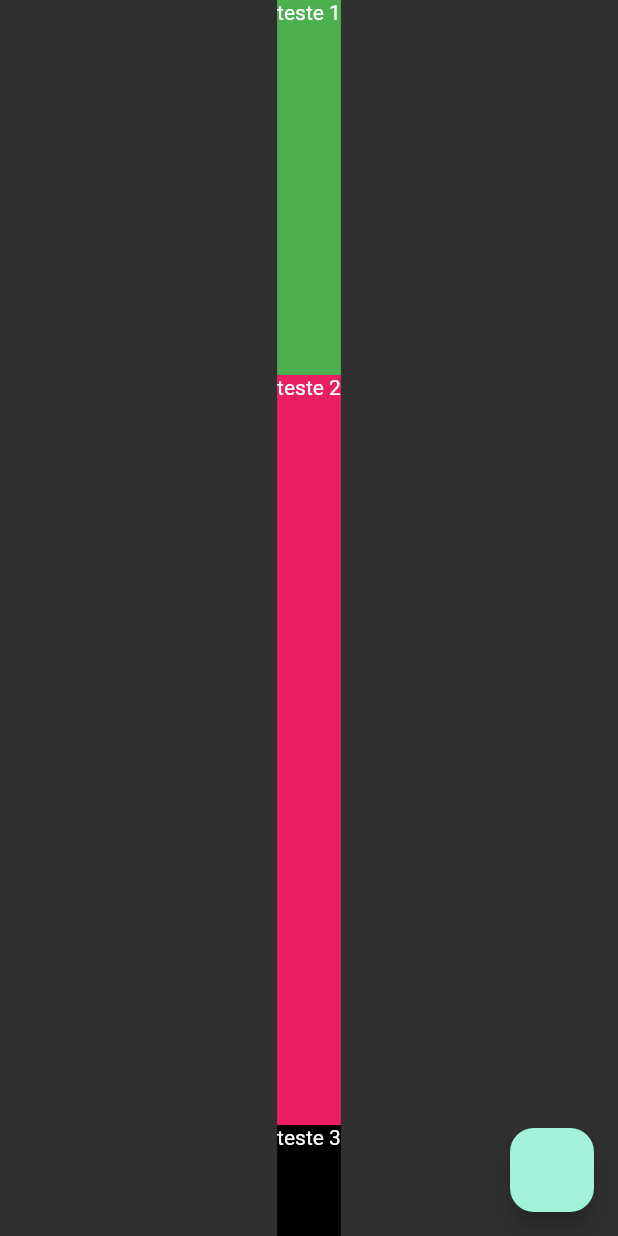
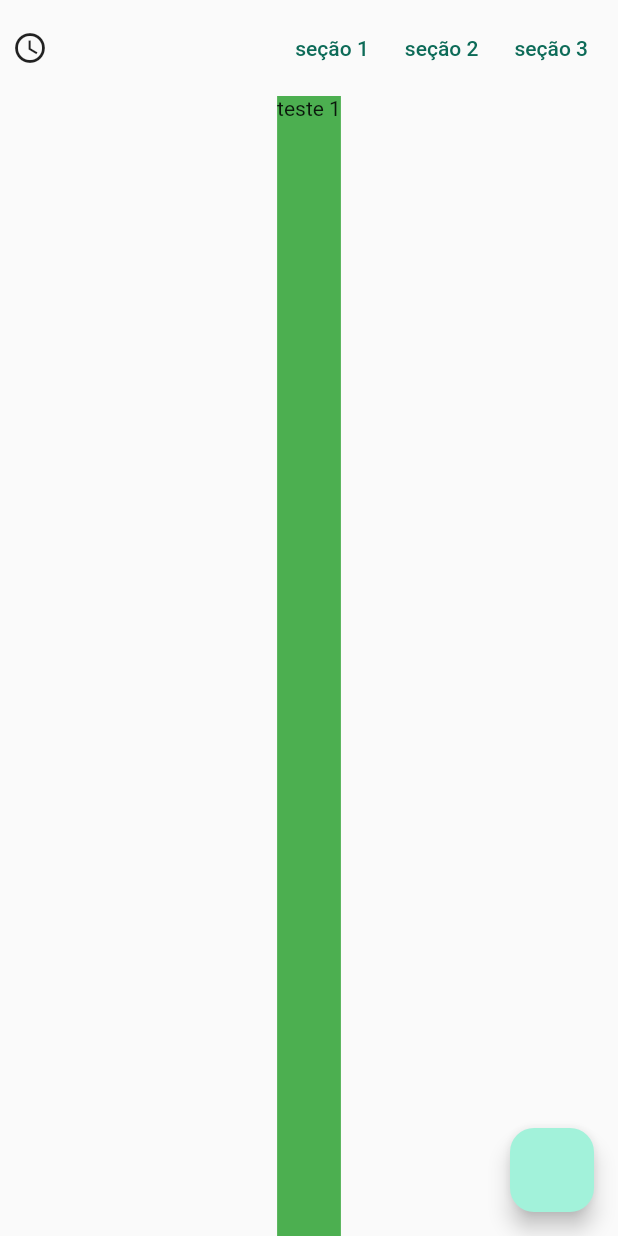
Before and after one commit to CamilaFernandesdev/my_portfolio, a Flutter app: the screen it shows after launch, after a tap on "seção 1", on a phone screen of 412 x 824 dp. Run offline on Flutter 3.47's test engine with Material 2 defaults, Android fonts, the phone set to English and light mode, and no system bars.

Commit message:
[BUG] Não aparecia os containers.

```diff
--- a/lib/main.dart
+++ b/lib/main.dart
@@ -14,7 +14,7 @@ class MyApp extends StatelessWidget {
     return MaterialApp(
       title: 'Flutter Demo',
       debugShowCheckedModeBanner: false,
-      theme: ThemeData.dark().copyWith(
+      theme: ThemeData.light().copyWith(
         colorScheme: ColorScheme.fromSeed(seedColor: Colors.tealAccent),
         useMaterial3: true,
       ),
--- a/lib/views/components/menu.dart
+++ b/lib/views/components/menu.dart
@@ -1,33 +1,37 @@
-// import 'package:flutter/material.dart';
+import 'package:flutter/material.dart';
 
-// import '../../shared/widgets/menu_button.dart';
+class Menu extends StatelessWidget {
+  final ValueChanged<int> onMenuClick;
 
-// class Menu extends StatelessWidget {
-//   // final ValueChanged<int> onMenuClick;
+  const Menu({super.key, required this.onMenuClick});
 
-//   const Menu({super.key});
-
-//   @override
-//   Widget build(BuildContext context) {
-//     return Row(mainAxisAlignment: MainAxisAlignment.spaceBetween, children: [
-//       Icon(Icons.abc_sharp),
-//       Row(
-//         children: [
-//           MenuButton(title: 'teste', onMenuClick: _onMenuClick),
-//           MenuButton(title: 'teste', onMenuClick: _onMenuClick),
-//           MenuButton(title: 'teste', onMenuClick: _onMenuClick),
-//           MenuButton(title: 'teste', onMenuClick: _onMenuClick)
-//         ],
-//       )
-//     ]);
-//   }
-// }
-
-// void _onMenuClick(int value) {
-//   switch (value) {
-//     case 1:
-//       break;
-//     case 2:
-//       break;
-//   }
-// }
+  @override
+  Widget build(BuildContext context) {
+    return Padding(
+      padding: const EdgeInsets.all(8.0),
+      child: Row(
+        mainAxisAlignment: MainAxisAlignment.spaceBetween,
+        children: [
+          Icon(Icons.access_time_sharp),
+          Row(
+            mainAxisAlignment: MainAxisAlignment.end,
+            children: [
+              TextButton(
+                onPressed: () => onMenuClick(1),
+                child: Text('seção 1'),
+              ),
+              TextButton(
+                onPressed: () => onMenuClick(2),
+                child: Text('seção 2'),
+              ),
+              TextButton(
+                onPressed: () => onMenuClick(3),
+                child: Text('seção 3'),
+              ),
+            ],
+          ),
+        ],
+      ),
+    );
+  }
+}
--- a/lib/views/pages/principal_home.dart
+++ b/lib/views/pages/principal_home.dart
@@ -1,7 +1,5 @@
 import 'package:flutter/material.dart';
-import 'package:my_portfolio/views/components/menu.dart';
-
-import '../../shared/widgets/menu_button.dart';
+import '../components/menu.dart';
 
 class PrincipalHome extends StatefulWidget {
   const PrincipalHome({super.key});
@@ -13,6 +11,8 @@ class PrincipalHome extends StatefulWidget {
 class _PrincipalHomeState extends State<PrincipalHome> {
   final scrollController = ScrollController();
 
+  late final RenderBox renderBox;
+
   //controle da posição das seções
   final keySecao1 = GlobalKey();
   final keySecao2 = GlobalKey();
@@ -21,6 +21,25 @@ class _PrincipalHomeState extends State<PrincipalHome> {
   void dispose() {
     scrollController.dispose();
     super.dispose();
+  }
+
+  void _onMenuClick(int value) {
+    final offset = renderBox.localToGlobal(Offset.zero);
+    scrollController.animateTo(offset.dy + scrollController.offset,
+        duration: Duration(milliseconds: 500), curve: Curves.easeInOut);
+    switch (value) {
+      case 1:
+        renderBox = keySecao1.currentContext!.findRenderObject() as RenderBox;
+        break;
+      case 2:
+        renderBox = keySecao2.currentContext!.findRenderObject() as RenderBox;
+        break;
+      case 3:
+        renderBox = keySecao3.currentContext!.findRenderObject() as RenderBox;
+        break;
+      // default:
+      // throw Exception();
+    }
   }
 
   @override
@@ -39,21 +58,17 @@ class _PrincipalHomeState extends State<PrincipalHome> {
             Menu(
               onMenuClick: _onMenuClick,
             ),
-            Expanded(
-              child: Container(
+            Container(
               key: keySecao1,
               color: Colors.green,
-                height: 250,
+              height: 1250,
               child: const Text('teste 1'),
             ),
-            ),
-            Expanded(
-              child: Container(
+            Container(
               key: keySecao2,
               color: Colors.pink,
-                height: 500,
+              height: 1500,
               child: const Text('teste 2'),
-              ),
             ),
             Container(
               key: keySecao3,
@@ -66,55 +81,4 @@ class _PrincipalHomeState extends State<PrincipalHome> {
       ),
     );
   }
-
-  void _onMenuClick(int value) {
-    final RenderBox renderBox;
-
-    switch (value) {
-      case 1:
-        renderBox = keySecao1.currentContext!.findRenderObject() as RenderBox;
-
-        break;
-      case 2:
-        renderBox = keySecao2.currentContext!.findRenderObject() as RenderBox;
-
-        break;
-      case 3:
-        renderBox = keySecao3.currentContext!.findRenderObject() as RenderBox;
-
-        break;
-      default:
-        throw Exception();
 }
-    final offset = renderBox.localToGlobal(Offset.zero);
-    scrollController.animateTo(offset.dy,
-        duration: Duration(milliseconds: 500), curve: Curves.easeInOut);
-  }
-}
-
-class Menu extends StatelessWidget {
-  final ValueChanged<int> onMenuClick;
-
-  const Menu({super.key, required this.onMenuClick});
-
-  @override
-  Widget build(BuildContext context) {
-    return Row(
-      mainAxisAlignment: MainAxisAlignment.end,
-      children: [
-        TextButton(
-          onPressed: () => onMenuClick(1),
-          child: Text('seção 1'),
-        ),
-        TextButton(
-          onPressed: () => onMenuClick(2),
-          child: Text('seção 2'),
-        ),
-        TextButton(
-          onPressed: () => onMenuClick(3),
-          child: Text('seção 3'),
-        ),
-      ],
-    );
-  }
-}
```
Lines whose indentation alone changed are shown as unchanged.
